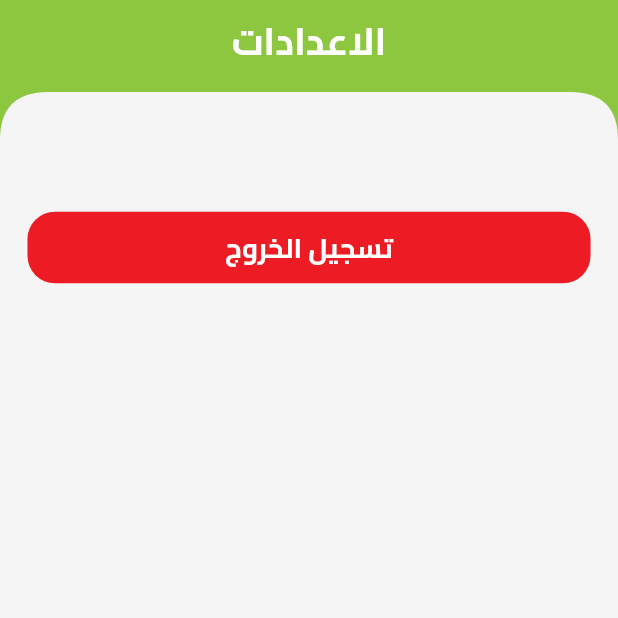
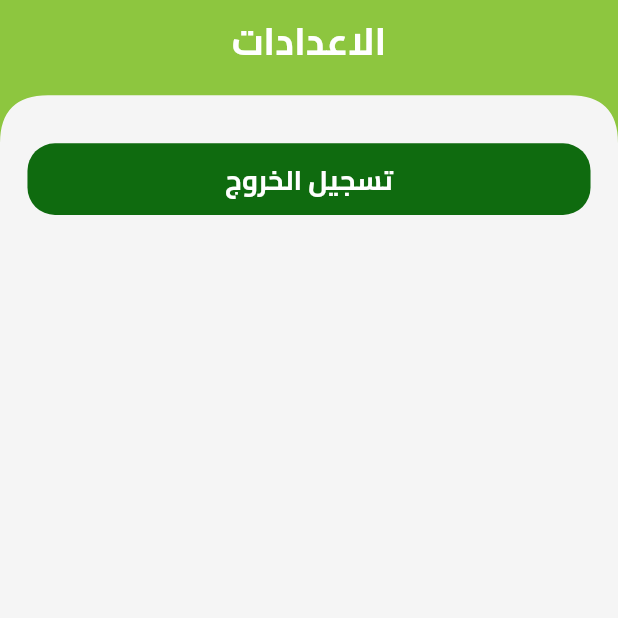
Before and after one commit to ibrahimsiam25/WestElbalad, a Flutter app: the SettingsView screen opened directly, on a phone screen of 412 x 824 dp, the top half of it. Run offline on Flutter 3.47's test engine with Material 3 defaults, Android fonts, the phone set to English and light mode, and no system bars; our stand-ins replace bloc, cached_network_image, cloud_firestore, dartz, firebase_auth, firebase_core and 16 more; missing offline and left inert: svg_flutter; accounts and stored records are empty.

Commit message:
Settings UI Done.

```diff
--- a/lib/features/settings/presentation/views/settings_view.dart
+++ b/lib/features/settings/presentation/views/settings_view.dart
@@ -1,4 +1,6 @@
 import 'package:flutter/material.dart';
+import 'package:flutter_screenutil/flutter_screenutil.dart';
+import 'package:west_elbalad/core/widgets/custom_app_bar.dart';
 import 'package:west_elbalad/features/settings/presentation/views/widgets/settings_view_body.dart';
 
 class SettingsView extends StatelessWidget {
@@ -6,7 +8,14 @@ class SettingsView extends StatelessWidget {
 
   @override
   Widget build(BuildContext context) {
-    return const Scaffold(
+    return Scaffold(
+      appBar: PreferredSize(
+        preferredSize: Size.fromHeight(80.0.h),
+        child: CustomAppBar(
+          title: "الاعدادات",
+          backButton: false,
+        ),
+      ),
       body: SettingsViewBody(),
     );
   }
--- a/lib/features/settings/presentation/views/widgets/settings_view_body.dart
+++ b/lib/features/settings/presentation/views/widgets/settings_view_body.dart
@@ -1,10 +1,9 @@
 import 'package:flutter/material.dart';
-import 'package:flutter_screenutil/flutter_screenutil.dart';
 import 'package:go_router/go_router.dart';
+import 'package:west_elbalad/core/constants/app_colors.dart';
 import 'package:west_elbalad/core/constants/app_consts.dart';
 import 'package:west_elbalad/core/service/shared_preferences_singleton.dart';
 import 'package:west_elbalad/core/utils/app_router.dart';
-import 'package:west_elbalad/core/widgets/custom_app_bar.dart';
 import 'package:west_elbalad/core/widgets/custom_button.dart';
 
 class SettingsViewBody extends StatelessWidget {
@@ -14,16 +13,13 @@ class SettingsViewBody extends StatelessWidget {
   Widget build(BuildContext context) {
     return Column(
       children: [
-        CustomAppBar(
-          title: 'الاعدادات',
-          backButton: false,
-        ),
         Padding(
           padding: EdgeInsets.symmetric(horizontal: kHorizontalPadding),
           child: Column(
             children: [
-              SizedBox(height: 40.0.h),
+              //Logout
               CustomButton(
+                backgroundColor: AppColors.green,
                 onPressed: () async {
                   await SharedPref.setBool(kIsSigninView, false);
                   GoRouter.of(context).go(AppRouter.kSigninView);
```
